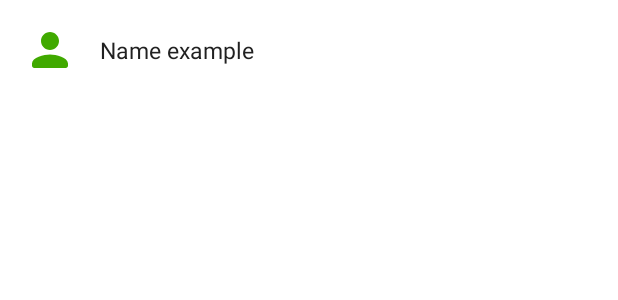
After one commit to AlbertoDoc/WP, an Android app: the layout participant_layout.xml on its own in the app's theme, with its tools: preview values and no code run, on a phone screen of 412 x 824 dp. The commit adds this screen. Shown: the top 300 px of the screen. Run offline under Robolectric (Android 15) with nearby library versions, the phone set to English and light mode, and no system bars.

Commit message:
feature(Event/Participants): Implementing show participants.

```diff
--- a/app/src/main/java/com/example/wps/events/view/EventsFragment.kt
+++ b/app/src/main/java/com/example/wps/events/view/EventsFragment.kt
@@ -36,7 +36,9 @@ class EventsFragment : Fragment() {
 
         val adapter = EventsAdapter()
         binding.eventRecyclerView.adapter = adapter
-        binding.eventRecyclerView.addItemDecoration(DividerItemDecoration(requireContext(), DividerItemDecoration.VERTICAL))
+        binding.eventRecyclerView.addItemDecoration(
+            DividerItemDecoration(requireContext(), DividerItemDecoration.VERTICAL)
+        )
 
         viewModel.getEvents().observe(viewLifecycleOwner) { events ->
             run {
--- a/app/src/main/java/com/example/wps/events/viewModel/EventBottomSheetViewModel.kt
+++ b/app/src/main/java/com/example/wps/events/viewModel/EventBottomSheetViewModel.kt
@@ -5,6 +5,7 @@ import androidx.lifecycle.MutableLiveData
 import androidx.lifecycle.ViewModel
 import androidx.lifecycle.viewModelScope
 import com.example.wps.repositories.room.daos.EventDAO
+import com.example.wps.repositories.room.entities.Event
 import com.example.wps.repositories.room.repository.EventRepository
 import com.example.wps.repositories.room.repository.PeopleRepository
 import com.example.wps.util.ValidationUtil
@@ -50,4 +51,8 @@ class EventBottomSheetViewModel : ViewModel() {
             postNewParticipantResult.postValue(peopleRepo.postNewParticipant(name, email, eventUid))
         }
     }
+
+    fun getEventByIdLiveData(eventUid: String) : LiveData<Event> {
+        return eventRepo.getByIdLiveData(eventUid)
+    }
 }
--- a/app/src/main/java/com/example/wps/repositories/room/daos/EventDAO.kt
+++ b/app/src/main/java/com/example/wps/repositories/room/daos/EventDAO.kt
@@ -23,4 +23,7 @@ interface EventDAO {
 
     @Query("SELECT * FROM Event WHERE uid == :uid")
     fun getById(uid: String): Event?
+
+    @Query("SELECT * FROM Event WHERE uid == :uid")
+    fun getByIdLiveData(uid: String): LiveData<Event>
 }
--- a/app/src/main/java/com/example/wps/repositories/room/repository/EventRepository.kt
+++ b/app/src/main/java/com/example/wps/repositories/room/repository/EventRepository.kt
@@ -49,4 +49,8 @@ class EventRepository(private val eventDAO: EventDAO, private val retrofit: Retr
             }
         })
     }
+
+    fun getByIdLiveData(eventUid: String) : LiveData<Event> {
+        return eventDAO.getByIdLiveData(eventUid)
+    }
 }
--- /dev/null
+++ b/app/src/main/res/drawable/ic_round_person_36.xml
@@ -0,0 +1,5 @@
+<vector android:height="36dp" android:tint="#000000"
+    android:viewportHeight="24" android:viewportWidth="24"
+    android:width="36dp" xmlns:android="http://schemas.android.com/apk/res/android">
+    <path android:fillColor="@android:color/white" android:pathData="M12,12c2.21,0 4,-1.79 4,-4s-1.79,-4 -4,-4 -4,1.79 -4,4 1.79,4 4,4zM12,14c-2.67,0 -8,1.34 -8,4v1c0,0.55 0.45,1 1,1h14c0.55,0 1,-0.45 1,-1v-1c0,-2.66 -5.33,-4 -8,-4z"/>
+</vector>
--- /dev/null
+++ b/app/src/main/res/layout/participant_layout.xml
@@ -0,0 +1,32 @@
+<?xml version="1.0" encoding="utf-8"?>
+<androidx.constraintlayout.widget.ConstraintLayout
+    xmlns:android="http://schemas.android.com/apk/res/android"
+    android:layout_width="match_parent"
+    android:layout_height="match_parent"
+    xmlns:app="http://schemas.android.com/apk/res-auto">
+
+    <ImageView
+        android:id="@+id/person_image_view"
+        android:layout_width="wrap_content"
+        android:layout_height="wrap_content"
+        android:src="@drawable/ic_round_person_36"
+        android:layout_margin="15dp"
+        android:contentDescription="@string/add_participant"
+
+        app:layout_constraintLeft_toLeftOf="parent"
+        app:layout_constraintTop_toTopOf="parent"
+        app:tint="@color/secondary_color" />
+
+    <TextView
+        android:id="@+id/person_text_view"
+        android:layout_width="wrap_content"
+        android:layout_height="wrap_content"
+        android:text="@string/participant_name"
+        android:textSize="15sp"
+        android:layout_marginLeft="15dp"
+        android:textColor="@color/text"
+
+        app:layout_constraintLeft_toRightOf="@id/person_image_view"
+        app:layout_constraintTop_toTopOf="@id/person_image_view"
+        app:layout_constraintBottom_toBottomOf="@id/person_image_view"/>
+</androidx.constraintlayout.widget.ConstraintLayout>
--- a/app/src/main/res/layout/participants_layout.xml
+++ b/app/src/main/res/layout/participants_layout.xml
@@ -32,7 +32,8 @@
         app:layout_constraintTop_toBottomOf="@id/back_arrow_image_view" />
 
     <androidx.recyclerview.widget.RecyclerView
-        android:layout_width="wrap_content"
+        android:id="@+id/participants_recycler_view"
+        android:layout_width="match_parent"
         android:layout_height="wrap_content"
 
         app:layout_constraintTop_toBottomOf="@id/separator"
--- a/app/src/main/res/values/strings.xml
+++ b/app/src/main/res/values/strings.xml
@@ -30,4 +30,7 @@
     <string name="telegram_image">Icone do Telegram</string>
     <string name="others">Outros</string>
     <string name="others_image">Icone de outros compartilhamentos</string>
+
+    <!-- EventBottomSheetDialog/Share -->
+    <string name="participant_name">Name example</string>
 </resources>
```
Also changed, not shown: app/src/main/java/com/example/wps/events/view/EventBottomSheetDialog.kt (+18 -1 lines), app/src/main/java/com/example/wps/events/view/ParticipantsAdapter.kt (added, +35 -0 lines), app/src/main/java/com/example/wps/repositories/room/repository/PeopleRepository.kt (+6 -1 lines).
